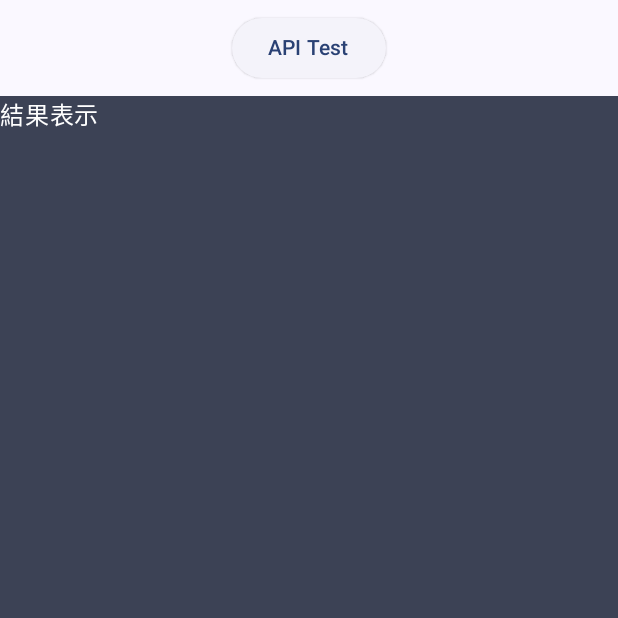
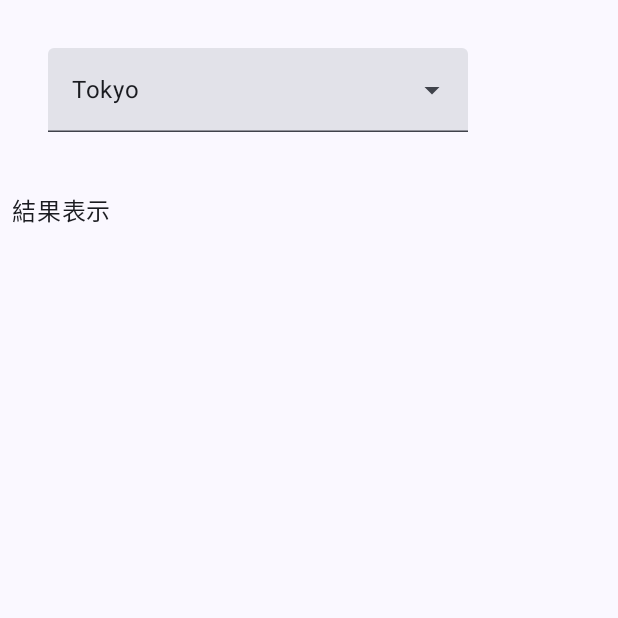
Before and after one commit to itc-s22004/Android_kadai, an Android app built with Jetpack Compose: the screen it shows after launch (MainActivity), on a phone screen of 412 x 824 dp, the top half of it. Run offline under Robolectric (Android 15) with nearby library versions, the phone set to English and light mode, and no system bars.

Commit message:
ダウンメニュー

```diff
--- a/AndroidKadai/app/src/main/java/jp/ac/it_college/std/s22004/androidkadai/MainActivity.kt
+++ b/AndroidKadai/app/src/main/java/jp/ac/it_college/std/s22004/androidkadai/MainActivity.kt
@@ -1,6 +1,7 @@
 package jp.ac.it_college.std.s22004.androidkadai
 
 import android.os.Bundle
+import android.widget.Toast
 import androidx.activity.ComponentActivity
 import androidx.activity.compose.setContent
 import androidx.compose.foundation.BorderStroke
@@ -21,10 +22,14 @@ import androidx.compose.material3.Button
 import androidx.compose.material3.DropdownMenu
 import androidx.compose.material3.DropdownMenuItem
 import androidx.compose.material3.ElevatedButton
+import androidx.compose.material3.ExperimentalMaterial3Api
+import androidx.compose.material3.ExposedDropdownMenuBox
+import androidx.compose.material3.ExposedDropdownMenuDefaults
 import androidx.compose.material3.Icon
 import androidx.compose.material3.MaterialTheme
 import androidx.compose.material3.Surface
 import androidx.compose.material3.Text
+import androidx.compose.material3.TextField
 import androidx.compose.runtime.Composable
 import androidx.compose.runtime.getValue
 import androidx.compose.runtime.mutableStateOf
@@ -53,7 +58,8 @@ class MainActivity : ComponentActivity() {
                     modifier = Modifier.fillMaxSize(),
                     color = MaterialTheme.colorScheme.background
                 ) {
-                    MainScene("東京")
+//                    MainScene("東京")
+                    Demo_ExposedDropdownMenuBox()
                 }
             }
         }
@@ -69,48 +75,119 @@ fun MainScene(name: String, modifier: Modifier = Modifier) {
     val scope = rememberCoroutineScope()
     val context = LocalContext.current
 
-    Surface(modifier) {
-        Column(
-            horizontalAlignment = Alignment.CenterHorizontally
-        ) {
-            ElevatedButton(
-                modifier = Modifier.padding(vertical = 8.dp),
-                onClick = {
-                    scope.launch {
-                        resultText = Games.getGenerations(name).toString()
-//                        initializeDatabase(context)
-                    }
-                }
-            ) {
-                Text(text = "API Test")
-            }
-            Surface(
-                color = MaterialTheme.colorScheme.secondary,
-                modifier = Modifier
-                    .fillMaxSize()
-                    .weight(1f)
-            ) {
-                Text(text = resultText)
-            }
-        }
-    }
+//    Surface(modifier) {
+//        Column(
+//            horizontalAlignment = Alignment.CenterHorizontally
+//        ) {
+//            ElevatedButton(
+//                modifier = Modifier.padding(vertical = 8.dp),
+//                onClick = {
+//                    scope.launch {
+//                        resultText = Games.getGenerations(name).toString()  //★
+////                        initializeDatabase(context)
+//                    }
+//                }
+//            ) {
+//                Text(text = "API Test")
+//            }
+//            Surface(
+//                color = MaterialTheme.colorScheme.secondary,
+//                modifier = Modifier
+//                    .fillMaxSize()
+//                    .weight(1f)
+//            ) {
+//                Text(text = resultText)
+//            }
+//        }
+//    }
 }
 
 @Preview(showBackground = true)
 @Composable
 fun MainScenePreview() {
     AndroidKadaiTheme {
-        MainScene("東京", Modifier.fillMaxSize())
-//        Dropdown()
+//        MainScene("東京", Modifier.fillMaxSize())
+        Demo_ExposedDropdownMenuBox()
     }
 }
 
-@Preview(showBackground = true)
+@OptIn(ExperimentalMaterial3Api::class)
 @Composable
-fun DropdownPreview() {
-    AndroidKadaiTheme {
-//        Dropdown()
-//        MainScene("東京", Modifier.fillMaxSize())
+fun Demo_ExposedDropdownMenuBox() {
 
+    var resultText by remember {
+        mutableStateOf("結果表示")
     }
+    var tempText by remember {
+        mutableStateOf("")
+    }
+
+    // Composable な関数内でコルーチンを使用するためのコルーチンスコープ
+    val scope = rememberCoroutineScope()
+//    val context = LocalContext.current
+
+
+    val context = LocalContext.current
+    val coffeeDrinks = arrayOf("Tokyo", "Chiba", "Okinawa", "Akita", "Osaka")
+//    val coffeeDrinks = arrayOf("")
+    var expanded by remember { mutableStateOf(false) }
+    var selectedText by remember { mutableStateOf(coffeeDrinks[0]) }
+
+    Column(
+        horizontalAlignment = Alignment.CenterHorizontally
+    ) {
+
+        Box(
+            modifier = Modifier
+                .fillMaxWidth()
+                .padding(32.dp)
+        ) {
+            ExposedDropdownMenuBox(
+                expanded = expanded,
+                onExpandedChange = {
+                    expanded = !expanded
+                }
+            ) {
+                TextField(
+                    value = selectedText,
+                    onValueChange = {},
+                    readOnly = true,
+                    trailingIcon = { ExposedDropdownMenuDefaults.TrailingIcon(expanded = expanded) },
+                    modifier = Modifier.menuAnchor()
+                )
+
+                ExposedDropdownMenu(
+                    expanded = expanded,
+                    onDismissRequest = { expanded = false }
+                ) {
+                    coffeeDrinks.forEach { item ->
+                        DropdownMenuItem(
+                            text = { Text(text = item) },
+                            onClick = {
+                                selectedText = item
+//                            resultText = item
+                                expanded = false
+//                            Toast.makeText(context, item, Toast.LENGTH_SHORT).show()
+                                scope.launch {
+                                    resultText = Games.getGenerations(item).toString()
+                                }
+                            }
+                        )
+                    }
+                }
+
+            }
+        }
+        Surface(
+            modifier = Modifier
+                .fillMaxWidth()
+                .padding(8.dp)
+        ) {
+            Column {
+                Text(text = resultText)
+            }
+        }
+    }
+
+
 }
```
Also changed, not shown: AndroidKadai/app/src/main/java/jp/ac/it_college/std/s22004/androidkadai/CityData.kt (+13 -8 lines).
